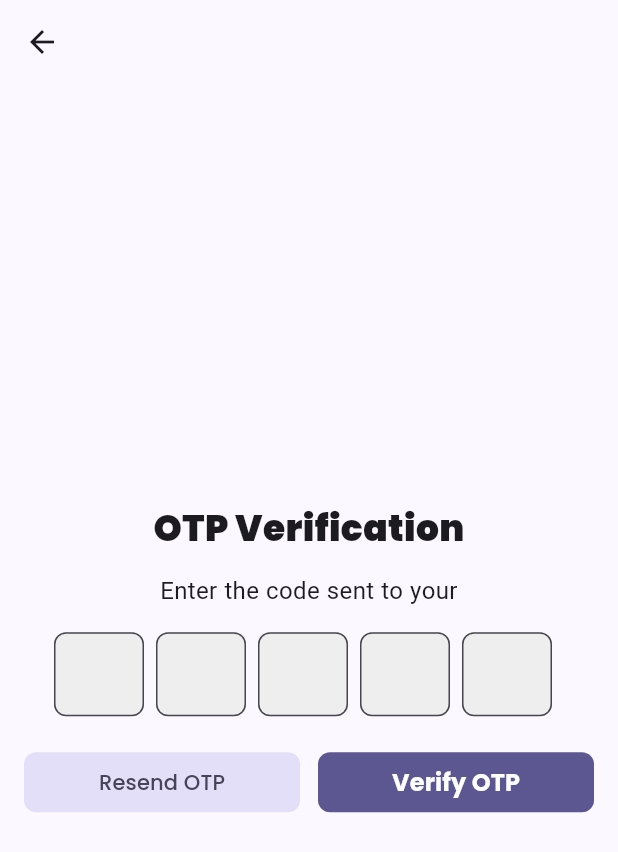
After one commit to Sanjai-R/Pawsome, a Flutter app: the OtpPage screen opened by its route, after a tap on "Resend OTP", on a phone screen of 412 x 824 dp. The commit adds this screen. Shown: the top 852 px of the screen. Run offline on Flutter 3.47's test engine with Material 2 defaults, Android fonts, the phone set to English and light mode, and no system bars; our stand-ins replace dio, form_field_validator, go_router, google_fonts, shared_preferences; accounts and stored records are empty; network calls fail.

Commit message:
feat(frontend): otp verification and reset pw added

```diff
--- a/pawsome_client/lib/main.dart
+++ b/pawsome_client/lib/main.dart
@@ -3,9 +3,12 @@ import 'package:google_fonts/google_fonts.dart';
 import 'package:pawsome_client/provider/auth_provider.dart';
 import 'package:pawsome_client/router/router.dart';
 import 'package:provider/provider.dart';
+import 'package:shared_preferences/shared_preferences.dart';
 
 void main() async {
   WidgetsFlutterBinding.ensureInitialized();
+  // SharedPreferences prefs = await SharedPreferences.getInstance();
+  // prefs.clear();
 
   runApp(MultiProvider(
     providers: [
@@ -15,7 +18,6 @@ void main() async {
     ],
     child: const MyApp(),
   ));
-
 }
 
 class MyApp extends StatelessWidget {
--- a/pawsome_client/lib/model/onboard_model.dart
+++ b/pawsome_client/lib/model/onboard_model.dart
@@ -1,4 +1,4 @@
-import 'package:flutter/material.dart';
+
 
 class OnboardModel {
   String img;
--- a/pawsome_client/lib/provider/auth_provider.dart
+++ b/pawsome_client/lib/provider/auth_provider.dart
@@ -2,13 +2,20 @@ import 'dart:convert';
 import 'package:flutter/cupertino.dart';
 import 'package:pawsome_client/services/auth.service.dart';
 import 'package:shared_preferences/shared_preferences.dart';
-
 
 class AuthProvider extends ChangeNotifier {
   late Map<String, dynamic> _user = <String, dynamic>{};
 
   dynamic get user => _user;
 
+  String _email = '';
+
+  String get email => _email;
+
+  void setEmail(String value) {
+    _email = value;
+    notifyListeners();
+  }
   Future<dynamic> signUp({
     required String userName,
     required String email,
@@ -63,4 +70,42 @@ class AuthProvider extends ChangeNotifier {
     }
     notifyListeners();
   }
+
+  void logout() async {
+    SharedPreferences prefs = await SharedPreferences.getInstance();
+    prefs.remove('authData');
+    _user = {};
+    notifyListeners();
+  }
+
+  Future<dynamic> SendOtp(String email) async {
+    final res = await AuthService.sendOtp(email);
+    notifyListeners();
+    if (res != null) {
+      return {'status': true, 'message': 'Otp Sent Successfully'};
+    } else {
+      return {'status': false, 'message': 'Otp Sent Failed'};
+    }
+  }
+
+  Future<dynamic> verifyOtp(String email,String otp) async {
+    final res = await AuthService.verifyOtp(email,"${otp}5");
+    notifyListeners();
+    if (res != null) {
+      return {'status': true, 'message': 'Otp verified Successfully'};
+    } else {
+      return {'status': false, 'message': 'Otp verified Failed,check your otp'};
+    }
+  }
+
+  Future<dynamic> resetPassword(String email,String password) async {
+    final res = await AuthService.resetPassword(email,password);
+    notifyListeners();
+    print("res $res email $email password $password");
+    if (res != null) {
+      return {'status': true, 'message': 'Password reset Successfully'};
+    } else {
+      return {'status': false, 'message': 'Password reset Failed'};
+    }
+  }
 }
--- a/pawsome_client/lib/router/router.dart
+++ b/pawsome_client/lib/router/router.dart
@@ -3,6 +3,9 @@ import 'package:flutter/material.dart';
 import 'package:go_router/go_router.dart';
 import 'package:pawsome_client/screens/auth/login.dart';
 import 'package:pawsome_client/screens/auth/sign_up_screen.dart';
+import 'package:pawsome_client/screens/forgot_password/forgot_password.dart';
+import 'package:pawsome_client/screens/forgot_password/otp_verification.dart';
+import 'package:pawsome_client/screens/forgot_password/reset_password.dart';
 import 'package:pawsome_client/screens/home_screen.dart';
 import 'package:pawsome_client/screens/onboard.dart';
 import 'package:shared_preferences/shared_preferences.dart';
@@ -11,38 +14,55 @@ final GoRouter router = GoRouter(
   routes: <RouteBase>[
     GoRoute(
       path: '/',
-      builder: (BuildContext context, GoRouterState state) {
-        return OnBoard();
-      },
+      builder: (BuildContext context, GoRouterState state) => const OnBoard(),
     ),
     GoRoute(
       path: '/login',
-      builder: (BuildContext context, GoRouterState state) {
-        return LoginScreen();
-      },
+      builder: (BuildContext context, GoRouterState state) => const LoginScreen(),
     ),
     GoRoute(
       path: '/signup',
-      builder: (BuildContext context, GoRouterState state) {
-        return SignUpScreen();
-      },
+      builder: (BuildContext context, GoRouterState state) => const SignUpScreen(),
     ),
     GoRoute(
       path: '/home',
-      builder: (BuildContext context, GoRouterState state) =>
-          const HomeScreen(),
+      builder: (BuildContext context, GoRouterState state) => const HomeScreen(),
+    ),
+    GoRoute(
+      path: '/forgot-password',
+      builder: (BuildContext context, GoRouterState state) => const ForgotPassword(),
+      routes: [
+        GoRoute(
+          path: 'verify-otp',
+          builder: (BuildContext context, GoRouterState state) => const OtpPage(),
+        ),
+        GoRoute(
+          path: 'reset-password',
+          builder: (BuildContext context, GoRouterState state) => const ResetPassword(),
+        ),
+      ],
     ),
   ],
   redirect: (context, state) async {
     final isViewed = await _checkViewedStatus();
     final isLoggedIn = await _checkAuth();
+    final currentPath = state.location.toString();
 
-    if (!isViewed && !isLoggedIn) {
+    if (!isViewed) {
       return '/';
-    } else if (isViewed && !isLoggedIn) {
-      return '/login';
+    } else if (!isLoggedIn) {
+      if (currentPath == '/signup') {
+        return '/signup';
+      } else if (currentPath == '/forgot-password' ||
+          currentPath == '/forgot-password/verify-otp' ||
+          currentPath == '/forgot-password/reset-password') {
+        // Allow navigating to nested routes in the "forgot-password" route
+        return currentPath;
+      } else {
+        return '/login';
+      }
     } else {
-      return '/home';
+      return currentPath;
     }
   },
 );
@@ -50,7 +70,6 @@ final GoRouter router = GoRouter(
 Future<bool> _checkViewedStatus() async {
   SharedPreferences prefs = await SharedPreferences.getInstance();
   bool? isViewed = prefs.getBool("onBoard");
-
   return isViewed ?? false;
 }
 
--- a/pawsome_client/lib/screens/auth/components/sign_in_form.dart
+++ b/pawsome_client/lib/screens/auth/components/sign_in_form.dart
@@ -1,7 +1,5 @@
 import 'package:flutter/cupertino.dart';
 import 'package:flutter/material.dart';
-import 'package:form_field_validator/form_field_validator.dart';
-import 'package:pawsome_client/core/constant/constant.dart';
 import 'package:pawsome_client/widgets/custom_form_field.dart';
 
 class SignInForm extends StatefulWidget {
--- a/pawsome_client/lib/screens/auth/components/sign_up_form.dart
+++ b/pawsome_client/lib/screens/auth/components/sign_up_form.dart
@@ -3,7 +3,7 @@ import 'package:flutter/material.dart';
 import 'package:form_field_validator/form_field_validator.dart';
 import 'package:pawsome_client/widgets/custom_form_field.dart';
 
-import '../../../core/constant/constant.dart';
+
 
 class SignUpForm extends StatefulWidget {
   const SignUpForm({super.key, required this.formKey, required this.inputs});
--- /dev/null
+++ b/pawsome_client/lib/screens/forgot_password/forgot_password.dart
@@ -0,0 +1,112 @@
+import 'package:flutter/cupertino.dart';
+import 'package:flutter/material.dart';
+import 'package:go_router/go_router.dart';
+import 'package:pawsome_client/core/constant/constant.dart';
+import 'package:pawsome_client/provider/auth_provider.dart';
+import 'package:pawsome_client/widgets/custom_button.dart';
+import 'package:pawsome_client/widgets/custom_form_field.dart';
+import 'package:provider/provider.dart';
+
+class ForgotPassword extends StatefulWidget {
+  const ForgotPassword({
+    super.key,
+  });
+
+  @override
+  State<ForgotPassword> createState() => _ForgotPasswordState();
+}
+
+class _ForgotPasswordState extends State<ForgotPassword> {
+  bool _isLoading = false;
+  final TextEditingController controller = TextEditingController();
+
+  void _onSubmit() async {
+    setState(() {
+      _isLoading = true;
+    });
+
+    Provider.of<AuthProvider>(context, listen: false).setEmail(controller.text);
+    final res = await Provider.of<AuthProvider>(context, listen: false)
+        .SendOtp(controller.text);
+
+    setState(() {
+      _isLoading = false;
+    });
+
+    if (res['status']) {
+      controller.text = '';
+      context.go('/forgot-password/verify-otp');
+    } else {
+      ScaffoldMessenger.of(context).showSnackBar(
+        SnackBar(
+          content: Text(res['message']),
+          backgroundColor: Colors.red,
+        ),
+      );
+    }
+  }
+
+  @override
+  Widget build(BuildContext context) {
+    return Scaffold(
+      resizeToAvoidBottomInset: false,
+      appBar: AppBar(
+          leading: IconButton(
+        icon: const Icon(Icons.arrow_back),
+        onPressed: () {
+          context.go('/login');
+        },
+      )),
+      body: Padding(
+        padding: const EdgeInsets.symmetric(
+            vertical: defaultPadding * 2, horizontal: defaultPadding),
+        child: Column(
+          mainAxisAlignment: MainAxisAlignment.center,
+          crossAxisAlignment: CrossAxisAlignment.center,
+          children: [
+            const Text('Forgot Password?',
+                style: TextStyle(fontWeight: FontWeight.bold, fontSize: 26)),
+            const SizedBox(height: defaultPadding * 1.5),
+            const Text(
+              'Please enter the e-mail address associated with your account, and we\'ll send a link to reset your password.',
+              textAlign: TextAlign.center,
+            ),
+            const SizedBox(height: defaultPadding * 0.5),
+            MyCustomInput(
+              label: "Email Address",
+              hintText: "test@gmail.com",
+              type: "email",
+              onSaved: (value) {},
+              controller: controller,
+            ),
+            const SizedBox(height: defaultPadding * 0.5),
+            SizedBox(
+              width: double.infinity,
+              child: FilledButton(
+                  style: FilledButton.styleFrom(
+                    padding: const EdgeInsets.symmetric(
+                        vertical: defaultPadding * 0.75),
+                    shape: RoundedRectangleBorder(
+                      borderRadius: BorderRadius.circular(10),
+                    ),
+                  ),
+                  onPressed: _onSubmit,
+                  child: _isLoading
+                      ? const CircularProgressIndicator(
+                          color: Colors.white,
+                        )
+                      : const Text(
+                          "Send Otp",
+                          style: TextStyle(
+                            fontSize: 18,
+                            fontWeight: FontWeight.bold,
+                            color: Colors.white,
+                          ),
+                        )),
+            )
+          ],
+        ),
+      ),
+    );
+  }
+}
--- /dev/null
+++ b/pawsome_client/lib/screens/forgot_password/otp_verification.dart
@@ -0,0 +1,180 @@
+import 'package:flutter/material.dart';
+import 'package:go_router/go_router.dart';
+import 'package:pawsome_client/provider/auth_provider.dart';
+import 'package:provider/provider.dart';
+
+class OtpPage extends StatefulWidget {
+  const OtpPage({Key? key}) : super(key: key);
+
+  @override
+  _OtpPageState createState() => _OtpPageState();
+}
+
+class _OtpPageState extends State<OtpPage> {
+  List<String> otpDigits = List.generate(5, (index) => '');
+  bool _isLoading = false;
+
+  void _onSubmit(email) async {
+    setState(() {
+      _isLoading = true;
+    });
+    String otp = otpDigits.join();
+    final res = await Provider.of<AuthProvider>(context, listen: false)
+        .verifyOtp(email, otp);
+
+    setState(() {
+      _isLoading = false;
+    });
+print(res);
+    if (res['status']) {
+      context.go('/forgot-password/reset-password');
+    } else {
+      ScaffoldMessenger.of(context).showSnackBar(
+        SnackBar(
+          content: Text(res['message']),
+          backgroundColor: Colors.red,
+        ),
+      );
+    }
+  }
+
+  @override
+  Widget build(BuildContext context) {
+    final auth = Provider.of<AuthProvider>(context, listen: false);
+    return Scaffold(
+      resizeToAvoidBottomInset: false,
+      appBar: AppBar(
+        leading: BackButton(
+          onPressed: () {
+            context.go('/forgot-password');
+          },
+        ),
+      ),
+      body: Padding(
+        padding: const EdgeInsets.all(16.0),
+        child: Column(
+          mainAxisAlignment: MainAxisAlignment.center,
+          children: [
+            const Text(
+              'OTP Verification',
+              style: TextStyle(
+                fontSize: 24,
+                fontWeight: FontWeight.w900,
+              ),
+            ),
+            const SizedBox(height: 14),
+            Text.rich(
+              TextSpan(
+                text: 'Enter the code sent to your ',
+                style: const TextStyle(
+                  fontSize: 16,
+                ),
+                children: [
+                  TextSpan(
+                    text: auth.email,
+                    style: TextStyle(
+                        fontSize: 16,
+                        fontWeight: FontWeight.bold,
+                        color: Theme.of(context).colorScheme.primary),
+                  ),
+                ],
+              ),
+              textAlign: TextAlign.center,
+            ),
+            const SizedBox(height: 16),
+            Row(
+              mainAxisAlignment: MainAxisAlignment.center,
+              children: List.generate(5, (index) {
+                return Container(
+                  margin: const EdgeInsets.only(right: 8),
+                  width: 60,
+                  height: 60,
+                  child: TextFormField(
+                    textAlign: TextAlign.center,
+                    keyboardType: TextInputType.number,
+                    maxLength: 1,
+                    onChanged: (value) {
+                      if (value.length == 1) {
+                        if (index < 4) {
+                          FocusScope.of(context).nextFocus();
+                        } else {
+                          // All OTP digits entered, perform verification
+                          // Replace this logic with your own verification process
+                          String otp = otpDigits.join();
+
+                          print('Entered OTP: $otp');
+                          // TODO: Perform OTP verification here
+                        }
+                      }
+                      setState(() {
+                        otpDigits[index] = value;
+                      });
+                    },
+                    decoration: InputDecoration(
+                      fillColor: Colors.grey[200],
+                      filled: true,
+                      counterText: '',
+                      border: const OutlineInputBorder(
+                        borderRadius: BorderRadius.all(
+                          Radius.circular(8),
+                        ),
+                        borderSide: BorderSide(
+                          color: Colors.black,  // Set your desired border color
+                          width: 2.0,          // Set the desired border width
+                        ),
+                      ),
+                    ),
+                  ),
+                );
+              }),
+            ),
+            const SizedBox(height: 16),
+            Row(
+              children: [
+                Expanded(
+                  child: FilledButton.tonal(
+                    style: FilledButton.styleFrom(
+                      shape: RoundedRectangleBorder(
+                        borderRadius: BorderRadius.circular(8),
+                      ),
+                    ),
+                    onPressed: () {
+                      print('Resending OTP...');
+                      // TODO: Resend OTP logic here
+                    },
+                    child: const Text('Resend OTP'),
+                  ),
+                ),
+                const SizedBox(width: 12),
+                Expanded(
+                  child: FilledButton(
+                    style: FilledButton.styleFrom(
+                      shape: RoundedRectangleBorder(
+                        borderRadius: BorderRadius.circular(8),
+                      ),
+                    ),
+                    onPressed: () {
+                      _onSubmit(auth.email);
+                    },
+                    child: _isLoading
+                        ? const CircularProgressIndicator(
+                            color: Colors.white,
+                          )
+                        : const Text(
+                            "Verify OTP",
+                            style: TextStyle(
+                              fontSize: 16,
+                              fontWeight: FontWeight.bold,
+                              color: Colors.white,
+                            ),
+                          ),
+                  ),
+                ),
+              ],
+            ),
+          ],
+        ),
+      ),
+    );
+  }
+}
--- a/pawsome_client/lib/widgets/custom_form_field.dart
+++ b/pawsome_client/lib/widgets/custom_form_field.dart
@@ -7,7 +7,8 @@ class MyCustomInput extends StatelessWidget {
   final String hintText;
   final String type;
   final void Function(String?)? onSaved;
-final TextEditingController controller;
+  final TextEditingController controller;
+
   const MyCustomInput({
     Key? key,
     required this.label,
@@ -30,7 +31,6 @@ final TextEditingController controller;
       }
     }
 
-
     return Padding(
       padding: const EdgeInsets.symmetric(vertical: 8.0),
       child: Column(
@@ -51,7 +51,7 @@ final TextEditingController controller;
               filled: true,
               hintText: hintText,
             ),
-            validator: getValidator(type,label),
+            validator: getValidator(type, label),
           ),
         ],
       ),
```
Also changed, not shown: pawsome_client/lib/screens/auth/login.dart (+11 -9 lines), pawsome_client/lib/screens/forgot_password/reset_password.dart (added, +123 -0 lines), pawsome_client/lib/screens/home_screen.dart (+16 -1 lines), pawsome_client/lib/services/auth.service.dart (+44 -1 lines), pawsome_client/lib/widgets/custom_button.dart (added, +85 -0 lines).
